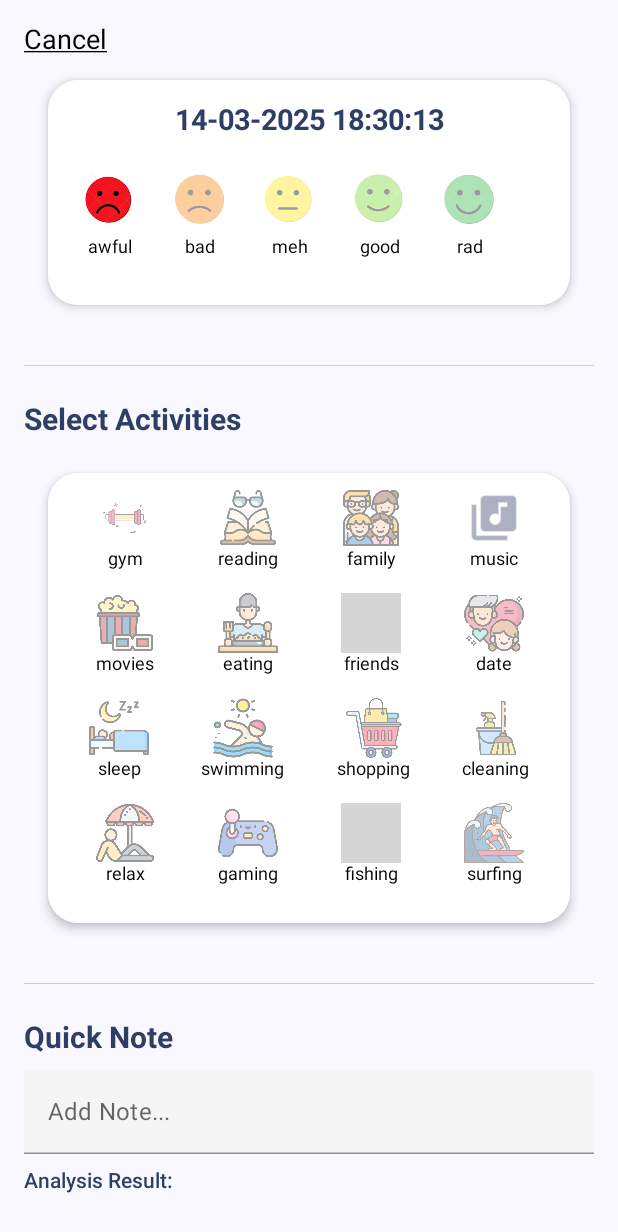
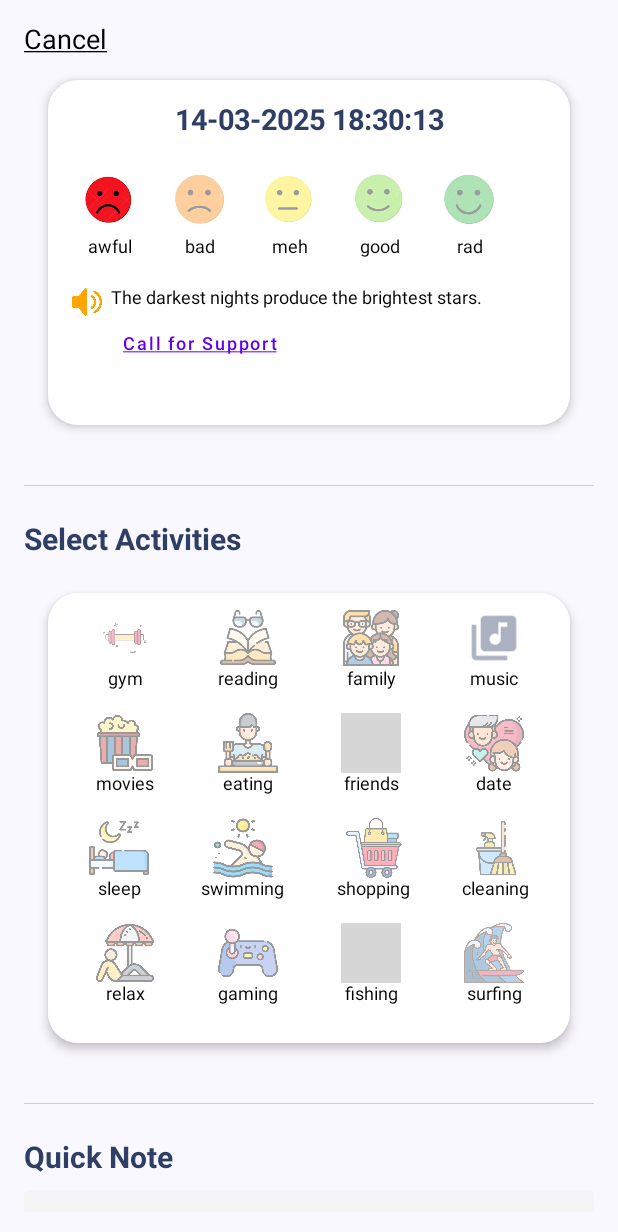
Before and after one commit to wongsssue/MentalHealth, an Android app built with Jetpack Compose: the MoodTrackerPage screen opened through its navigation route, after a tap on "awful", on a phone screen of 412 x 824 dp. Shown: the top 1232 px of the screen. Run offline under Robolectric (Android 15) with nearby library versions, the phone set to English and light mode, and no system bars; our stand-ins replace Firebase (no records; nobody signed in at launch, a user with empty details on screens opened directly), Room's generated code, livedata-compose; libraries missing offline, so code that uses them is left out: androidx.camera.core, androidx.camera.lifecycle, com.github.mikephil.charting, com.google.android.gms, org.tensorflow.lite; pictures from the network do not load; grey boxes are pictures that could not be loaded.

Commit message:
EditEntryPageUpdated

```diff
--- a/app/src/main/java/com/example/mentalhealthemotion/Data/MoodEntryRepository.kt
+++ b/app/src/main/java/com/example/mentalhealthemotion/Data/MoodEntryRepository.kt
@@ -455,8 +455,6 @@ class MoodEntryRepository(
         }
     }
 
-
-
     private fun getRecommendation(sentiment: String): String {
         return when (sentiment) {
             "negative" -> {
--- a/app/src/main/java/com/example/mentalhealthemotion/Data/MoodEntryViewModel.kt
+++ b/app/src/main/java/com/example/mentalhealthemotion/Data/MoodEntryViewModel.kt
@@ -1,5 +1,9 @@
 package com.example.mentalhealthemotion.Data
 
+
+import android.database.Cursor
+import android.provider.ContactsContract
+import androidx.activity.result.ActivityResult
 import android.content.Context
 import android.media.MediaPlayer
 import android.media.MediaRecorder
@@ -99,6 +103,7 @@ class MoodEntryViewModel(private val repository: MoodEntryRepository) : ViewMode
         _audioDetails.value = Pair("None","None")
         _imageUri.value = null
         _sentimentResult.value = ""
+        _selectedQuote.value = null
     }
 
     private val _currentMoodEntry = MutableLiveData<MoodEntry?>()
@@ -119,6 +124,60 @@ class MoodEntryViewModel(private val repository: MoodEntryRepository) : ViewMode
     }
 
     private val dateFormat = SimpleDateFormat("dd-MM-yyyy HH:mm:ss", Locale.getDefault())
+
+    private val _selectedQuote = mutableStateOf<String?>(null)
+    val selectedQuote: State<String?> = _selectedQuote
+
+    fun getPositiveQuote(): String {
+        if (_selectedQuote.value == null) { // Only assign once per mood entry
+            val positiveQuotes = listOf(
+                "Almost everything will work again if you unplug it for a few minutes, including you.",
+                "You don’t have to control your thoughts. You just have to stop letting them control you.",
+                "Every storm runs out of rain.",
+                "It’s okay to not be okay, as long as you are not giving up.",
+                "This too shall pass",
+                "The darkest nights produce the brightest stars.",
+                "Do what you can, with what you have, where you are.",
+                "You have survived 100% of your worst days. You can survive this one too.",
+                "Your past does not define your future. Every day is a new beginning.",
+                "Difficult roads often lead to beautiful destinations."
+            )
+            _selectedQuote.value = positiveQuotes.random()
+        }
+        return _selectedQuote.value!!
+    }
+
+    private val _selectedPhoneNumber = MutableStateFlow<String?>(null)
+    val selectedPhoneNumber: StateFlow<String?> = _selectedPhoneNumber
+
+    fun pickContact(context: Context, result: ActivityResult) {
+        if (result.resultCode == android.app.Activity.RESULT_OK) {
+            val contactUri: Uri? = result.data?.data
+            if (contactUri != null) {
+                val cursor: Cursor? = context.contentResolver.query(
+                    contactUri,
+                    arrayOf(ContactsContract.CommonDataKinds.Phone.NUMBER),
+                    null,
+                    null,
+                    null
+                )
+                cursor?.use {
+                    if (it.moveToFirst()) {
+                        val phoneNumber = it.getString(0) // Extract phone number
+                        viewModelScope.launch {
+                            _selectedPhoneNumber.value = phoneNumber
+                        }
+                    }
+                }
+            }
+        }
+    }
+    fun clearSelectedPhoneNumber() {
+        viewModelScope.launch {
+            _selectedPhoneNumber.value = null
+        }
+    }
+
 
     fun generateUniqueFourDigitId(): Int {
         val uuid = UUID.randomUUID().toString()
--- a/app/src/main/java/com/example/mentalhealthemotion/ui/theme/EditEntriesPage.kt
+++ b/app/src/main/java/com/example/mentalhealthemotion/ui/theme/EditEntriesPage.kt
@@ -1,7 +1,12 @@
 package com.example.mentalhealthemotion.ui.theme
 
 import android.Manifest
+import android.content.Intent
+import android.net.Uri
+import android.provider.ContactsContract
 import android.widget.Toast
+import androidx.activity.compose.rememberLauncherForActivityResult
+import androidx.activity.result.contract.ActivityResultContracts
 import androidx.annotation.DrawableRes
 import androidx.compose.foundation.clickable
 import androidx.compose.foundation.layout.Arrangement
@@ -42,14 +47,18 @@ import androidx.compose.foundation.shape.CircleShape
 import androidx.compose.foundation.shape.RoundedCornerShape
 import androidx.compose.foundation.text.KeyboardOptions
 import androidx.compose.foundation.verticalScroll
+import androidx.compose.material.AlertDialog
 import androidx.compose.material.TextField
 import androidx.compose.material.TextFieldDefaults
 import androidx.compose.material.Button
 import androidx.compose.material.ButtonDefaults
 import androidx.compose.material.Divider
+import androidx.compose.material.TextButton
 import androidx.compose.material3.Icon
 import androidx.compose.runtime.LaunchedEffect
+import androidx.compose.runtime.collectAsState
 import androidx.compose.runtime.livedata.observeAsState
+import androidx.compose.runtime.remember
 import androidx.compose.runtime.saveable.rememberSaveable
 import androidx.compose.runtime.snapshotFlow
 import androidx.compose.ui.draw.alpha
@@ -443,6 +452,17 @@ fun MoodSelectionCard(
     moodEntryViewModel: MoodEntryViewModel,
     selectedMood: MoodType
 ) {
+    val context = LocalContext.current
+    var showDialog by remember { mutableStateOf(false) }
+    val quote = moodEntryViewModel.selectedQuote.value ?: moodEntryViewModel.getPositiveQuote()
+    val selectedPhoneNumber by moodEntryViewModel.selectedPhoneNumber.collectAsState()
+    // Contact picker launcher
+    val contactPickerLauncher = rememberLauncherForActivityResult(
+        contract = ActivityResultContracts.StartActivityForResult()
+    ) { result ->
+        moodEntryViewModel.pickContact(context, result)
+    }
+
     val moods = listOf(
         MoodType.awful to R.drawable.awful,
         MoodType.bad to R.drawable.bad,
@@ -455,7 +475,7 @@ fun MoodSelectionCard(
         modifier = Modifier
             .padding(16.dp)
             .fillMaxWidth()
-            .height(150.dp),
+            .height(230.dp),
         elevation = CardDefaults.cardElevation(4.dp),
         shape = RoundedCornerShape(20.dp),
         colors = CardDefaults.cardColors(containerColor = Color.White)
@@ -487,6 +507,93 @@ fun MoodSelectionCard(
                     )
                 }
             }
+            Spacer(modifier = Modifier.height(20.dp))
+            if(moodEntryViewModel.selectedMood.value == MoodType.bad || moodEntryViewModel.selectedMood.value == MoodType.awful){
+                Row {
+                    Image(
+                        painter = painterResource(id = R.drawable.speaker_icon),
+                        contentDescription = "Speaker",
+                        modifier = Modifier.size(20.dp)
+                    )
+                    Column(modifier = Modifier.padding(start = 6.dp)) {
+                        Text(
+                            text = quote,
+                            textAlign = TextAlign.Center,
+                            fontSize = 12.sp
+                        )
+                        TextButton(
+                            onClick = { showDialog = true }
+                        ) {
+                            Text("Call for Support", textDecoration = TextDecoration.Underline, fontSize = 12.sp)
+                        }
+                        TextButton(
+                            onClick = {
+                                val intent = Intent(Intent.ACTION_PICK, ContactsContract.CommonDataKinds.Phone.CONTENT_URI)
+                                contactPickerLauncher.launch(intent)
+                                showDialog = false
+                            }
+                        ) {
+                            Text("Choose from Contacts",textDecoration = TextDecoration.Underline,)
+                        }
+                    }
+
+                    if (showDialog) {
+                        AlertDialog(
+                            onDismissRequest = { showDialog = false },
+                            title = { Text("Choose Call Option", fontWeight = FontWeight.Medium) },
+                            text = { Text("Would you like to call the hotline, WhatsApp for support, or select a contact?") },
+                            buttons = {
+                                Column(
+                                    modifier = Modifier.padding(10.dp),
+                                    verticalArrangement = Arrangement.spacedBy(5.dp)
+                                ) {
+                                    TextButton(
+                                        onClick = {
+                                            val hotlineNumber = Uri.parse("tel:15999") // Talian Kasih Hotline
+                                            val callIntent = Intent(Intent.ACTION_DIAL, hotlineNumber)
+                                            context.startActivity(callIntent)
+                                            showDialog = false
+                                        }
+                                    ) {
+                                        Text("Call 24-Hour Hotline (Talian Kasih)",textDecoration = TextDecoration.Underline)
+                                    }
+
+                                    TextButton(
+                                        onClick = {
+                                            val whatsappIntent = Intent(Intent.ACTION_VIEW).apply {
+                                                data = Uri.parse("https://wa.me/601926159999")
+                                            }
+                                            context.startActivity(whatsappIntent)
+                                            showDialog = false
+                                        }
+                                    ) {
+                                        Text("WhatsApp Support: 019-261 5999",textDecoration = TextDecoration.Underline)
+                                    }
+
+                                    TextButton(
+                                        onClick = {
+                                            val intent = Intent(Intent.ACTION_PICK, ContactsContract.CommonDataKinds.Phone.CONTENT_URI)
+                                            contactPickerLauncher.launch(intent)
+                                            showDialog = false
+                                        }
+                                    ) {
+                                        Text("Choose from Contacts",textDecoration = TextDecoration.Underline)
+                                    }
+                                }
+                            }
+                        )
+                    }
+
+                    // If a contact is selected, initiate the call
+                    selectedPhoneNumber?.let { phoneNumber ->
+                        val callIntent = Intent(Intent.ACTION_DIAL, Uri.parse("tel:$phoneNumber"))
+                        context.startActivity(callIntent)
+                        moodEntryViewModel.clearSelectedPhoneNumber()
+                    }
+
+                }
+            }
+
         }
     }
 }
```
Also changed, not shown: app/src/main/java/com/example/mentalhealthemotion/ui/theme/MusicPage.kt (+0 -7 lines), app/src/main/res/drawable/speaker_icon.png (added).
